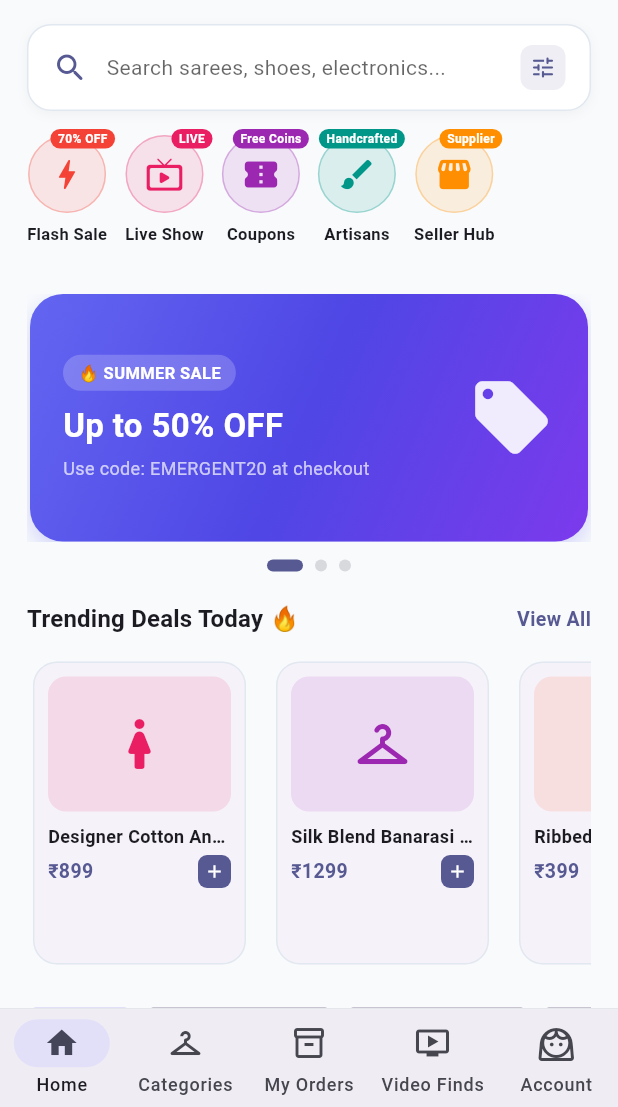
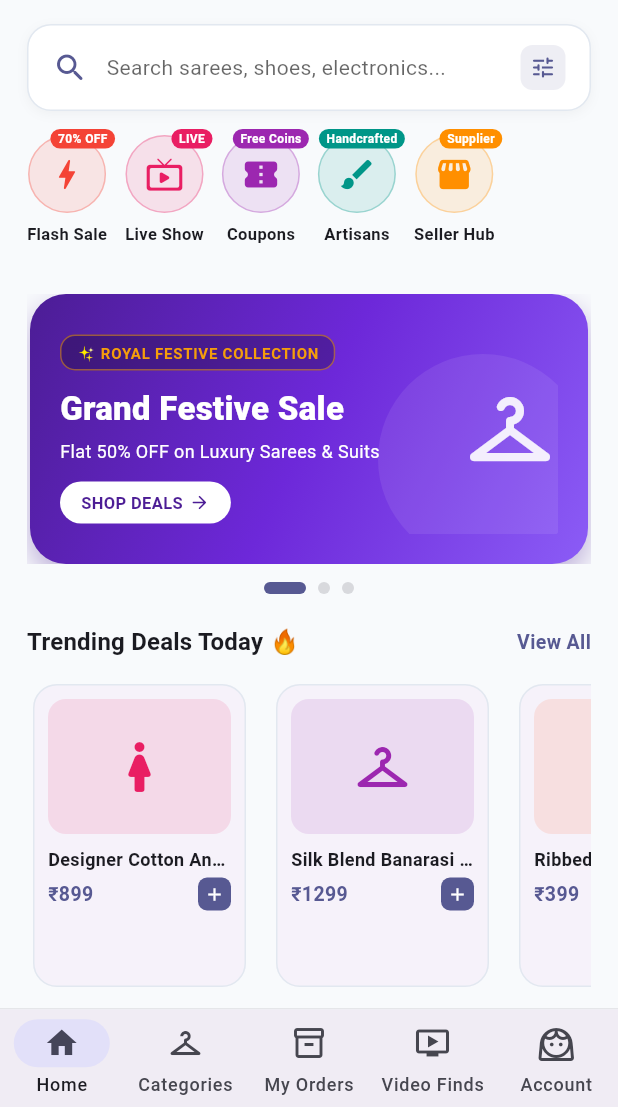
Before and after one commit to simpalgit/EmergentStoreapp, a Flutter app: the screen it shows after launch, on a phone screen of 412 x 824 dp, the part 129-1236 px from its top. Run offline on Flutter 3.47's test engine with Material 3 defaults, Android fonts, the phone set to English and light mode, and no system bars.

Commit message:
Upgrade BannerCarousel to luxury premium design with gold accents and CTA buttons

```diff
--- a/lib/widgets/banner_carousel.dart
+++ b/lib/widgets/banner_carousel.dart
@@ -7,6 +7,7 @@ class BannerItem {
   final String code;
   final IconData icon;
   final List<Color> gradientColors;
+  final Color accentColor;
 
   const BannerItem({
     required this.tag,
@@ -15,6 +16,7 @@ class BannerItem {
     required this.code,
     required this.icon,
     required this.gradientColors,
+    required this.accentColor,
   });
 }
 
@@ -31,28 +33,31 @@ class _BannerCarouselState extends State<BannerCarousel> {
 
   final List<BannerItem> _banners = const [
     BannerItem(
-      tag: '🔥 SUMMER SALE',
-      title: 'Up to 50% OFF',
-      subtitle: 'Use code: EMERGENT20 at checkout',
-      code: 'EMERGENT20',
-      icon: Icons.local_offer_rounded,
-      gradientColors: [Color(0xFF6366F1), Color(0xFF4F46E5), Color(0xFF7C3AED)],
+      tag: '✨ ROYAL FESTIVE COLLECTION',
+      title: 'Grand Festive Sale',
+      subtitle: 'Flat 50% OFF on Luxury Sarees & Suits',
+      code: 'FESTIVE50',
+      icon: Icons.checkroom_rounded,
+      gradientColors: [Color(0xFF4C1D95), Color(0xFF6D28D9), Color(0xFF8B5CF6)],
+      accentColor: Color(0xFFF59E0B),
     ),
     BannerItem(
-      tag: '🎧 NEW TECH ARRIVALS',
-      title: 'Next-Gen Audio',
-      subtitle: 'Noise Cancelling Headphones & Accessories',
-      code: 'AUDIO15',
-      icon: Icons.headphones_rounded,
-      gradientColors: [Color(0xFF0EA5E9), Color(0xFF2563EB), Color(0xFF1D4ED8)],
+      tag: '⚡ FLASH SALE • LIMITED DEAL',
+      title: 'Up to 70% OFF',
+      subtitle: 'Top Brands in Footwear & Electronics',
+      code: 'SUPER70',
+      icon: Icons.bolt_rounded,
+      gradientColors: [Color(0xFF881337), Color(0xFFBE123C), Color(0xFFE11D48)],
+      accentColor: Color(0xFFFDE047),
     ),
     BannerItem(
-      tag: '🚚 EXPRESS DELIVERY',
-      title: 'Free Shipping',
-      subtitle: 'On all orders above ₹1,999 across India',
-      code: 'FREESHIP',
-      icon: Icons.local_shipping_rounded,
-      gradientColors: [Color(0xFF10B981), Color(0xFF059669), Color(0xFF047857)],
+      tag: '💎 HANDCRAFTED LUXURY',
+      title: 'Artisan Heritage',
+      subtitle: 'Exclusive Pure Silk & Silver Jewellery',
+      code: 'ROYAL100',
+      icon: Icons.auto_awesome_rounded,
+      gradientColors: [Color(0xFF064E3B), Color(0xFF047857), Color(0xFF10B981)],
+      accentColor: Color(0xFFF59E0B),
     ),
   ];
 
@@ -67,7 +72,7 @@ class _BannerCarouselState extends State<BannerCarousel> {
     return Column(
       children: [
         SizedBox(
-          height: 165,
+          height: 180,
           child: PageView.builder(
             controller: _pageController,
             itemCount: _banners.length,
@@ -80,9 +85,9 @@ class _BannerCarouselState extends State<BannerCarousel> {
               final b = _banners[index];
               return Container(
                 margin: const EdgeInsets.symmetric(horizontal: 2),
-                padding: const EdgeInsets.all(22),
+                padding: const EdgeInsets.all(20),
                 decoration: BoxDecoration(
-                  borderRadius: BorderRadius.circular(22),
+                  borderRadius: BorderRadius.circular(24),
                   gradient: LinearGradient(
                     colors: b.gradientColors,
                     begin: Alignment.topLeft,
@@ -90,13 +95,28 @@ class _BannerCarouselState extends State<BannerCarousel> {
                   ),
                   boxShadow: [
                     BoxShadow(
-                      color: b.gradientColors.first.withValues(alpha: 0.25),
-                      blurRadius: 12,
-                      offset: const Offset(0, 6),
+                      color: b.gradientColors.first.withValues(alpha: 0.35),
+                      blurRadius: 16,
+                      offset: const Offset(0, 8),
                     ),
                   ],
                 ),
-                child: Row(
+                child: Stack(
+                  children: [
+                    // Background Glow Accent Circle
+                    Positioned(
+                      right: -20,
+                      bottom: -20,
+                      child: Container(
+                        width: 140,
+                        height: 140,
+                        decoration: BoxDecoration(
+                          shape: BoxShape.circle,
+                          color: Colors.white.withValues(alpha: 0.08),
+                        ),
+                      ),
+                    ),
+                    Row(
                       children: [
                         Expanded(
                           child: Column(
@@ -106,25 +126,28 @@ class _BannerCarouselState extends State<BannerCarousel> {
                               Container(
                                 padding: const EdgeInsets.symmetric(horizontal: 10, vertical: 4),
                                 decoration: BoxDecoration(
-                              color: Colors.white.withValues(alpha: 0.2),
-                              borderRadius: BorderRadius.circular(12),
+                                  color: Colors.black.withValues(alpha: 0.25),
+                                  borderRadius: BorderRadius.circular(10),
+                                  border: Border.all(color: b.accentColor.withValues(alpha: 0.5)),
                                 ),
                                 child: Text(
                                   b.tag,
-                              style: const TextStyle(
-                                color: Colors.white,
+                                  style: TextStyle(
+                                    color: b.accentColor,
                                     fontWeight: FontWeight.bold,
-                                fontSize: 11,
+                                    fontSize: 10,
+                                    letterSpacing: 0.5,
                                   ),
                                 ),
                               ),
-                          const SizedBox(height: 8),
+                              const SizedBox(height: 10),
                               Text(
                                 b.title,
                                 style: const TextStyle(
                                   color: Colors.white,
                                   fontSize: 22,
-                              fontWeight: FontWeight.bold,
+                                  fontWeight: FontWeight.w900,
+                                  letterSpacing: 0.2,
                                 ),
                               ),
                               const SizedBox(height: 4),
@@ -132,7 +155,45 @@ class _BannerCarouselState extends State<BannerCarousel> {
                                 b.subtitle,
                                 maxLines: 1,
                                 overflow: TextOverflow.ellipsis,
-                            style: const TextStyle(color: Colors.white70, fontSize: 12),
+                                style: const TextStyle(color: Colors.white, fontSize: 12),
+                              ),
+                              const SizedBox(height: 12),
+                              // CTA Button
+                              InkWell(
+                                onTap: () {
+                                  ScaffoldMessenger.of(context).showSnackBar(
+                                    SnackBar(
+                                      content: Text('🎉 Promo Code "${b.code}" Applied!'),
+                                      duration: const Duration(seconds: 2),
+                                    ),
+                                  );
+                                },
+                                child: Container(
+                                  padding: const EdgeInsets.symmetric(horizontal: 14, vertical: 6),
+                                  decoration: BoxDecoration(
+                                    color: Colors.white,
+                                    borderRadius: BorderRadius.circular(20),
+                                  ),
+                                  child: Row(
+                                    mainAxisSize: MainAxisSize.min,
+                                    children: [
+                                      Text(
+                                        'SHOP DEALS',
+                                        style: TextStyle(
+                                          color: b.gradientColors.first,
+                                          fontWeight: FontWeight.bold,
+                                          fontSize: 11,
+                                        ),
+                                      ),
+                                      const SizedBox(width: 4),
+                                      Icon(
+                                        Icons.arrow_forward_rounded,
+                                        color: b.gradientColors.first,
+                                        size: 14,
+                                      ),
+                                    ],
+                                  ),
+                                ),
                               ),
                             ],
                           ),
@@ -141,7 +202,9 @@ class _BannerCarouselState extends State<BannerCarousel> {
                         Icon(
                           b.icon,
                           color: Colors.white.withValues(alpha: 0.9),
-                      size: 58,
+                          size: 64,
+                        ),
+                      ],
                     ),
                   ],
                 ),
@@ -160,7 +223,7 @@ class _BannerCarouselState extends State<BannerCarousel> {
             return AnimatedContainer(
               duration: const Duration(milliseconds: 250),
               margin: const EdgeInsets.symmetric(horizontal: 4),
-              width: isSelected ? 24 : 8,
+              width: isSelected ? 28 : 8,
               height: 8,
               decoration: BoxDecoration(
                 color: isSelected
```
Lines whose indentation alone changed are shown as unchanged.
